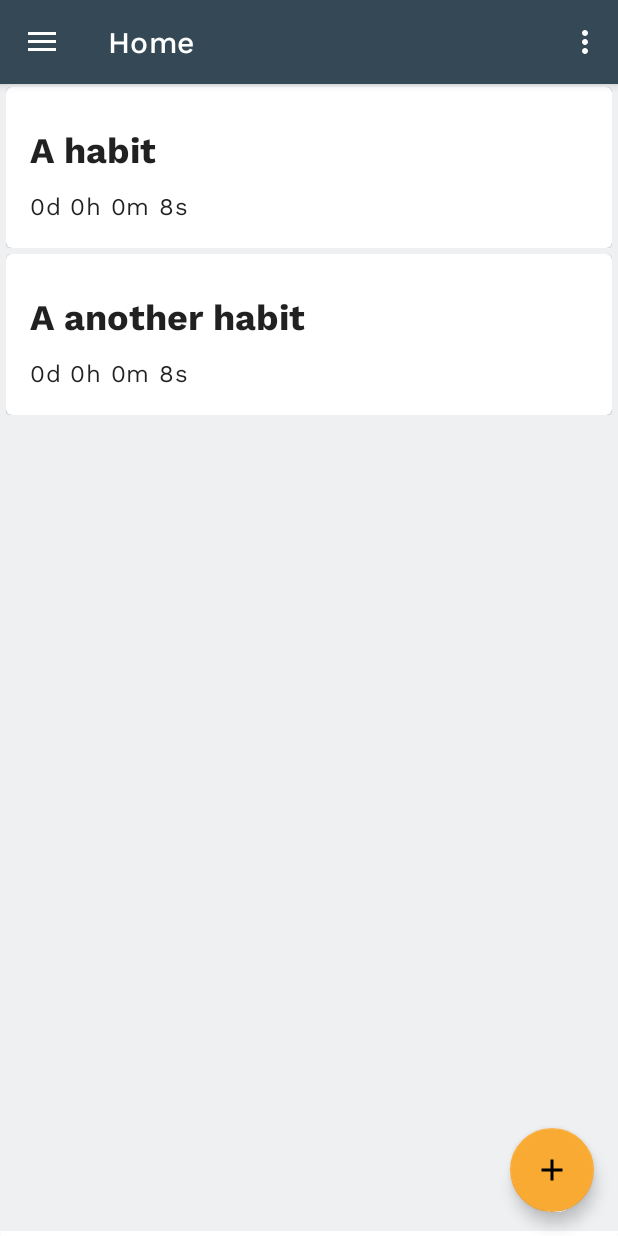
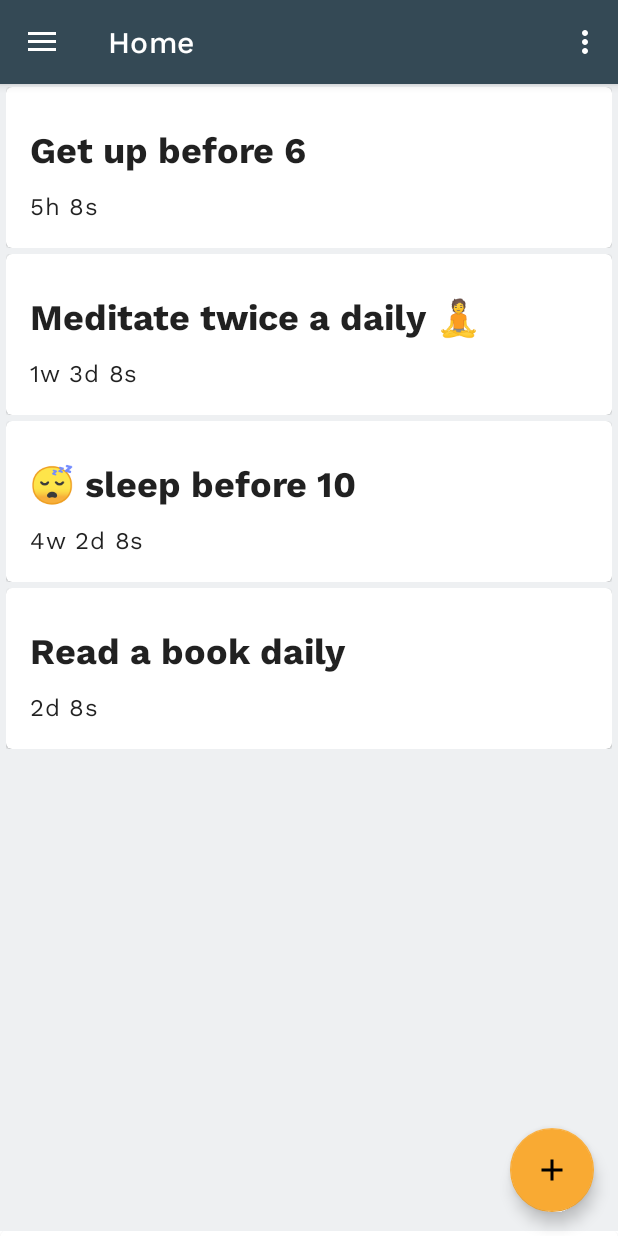
Before and after one commit to tsathis/GoodHabits, an Android app: the screen it shows after launch (MainActivity), on a phone screen of 412 x 824 dp. Run offline under Robolectric (Android 15) with nearby library versions, the phone set to English and light mode, and no system bars; our stand-ins replace Room's generated code, navigation-ui.

Commit message:
Add progress time formatter

```diff
--- a/app/src/main/java/com/github/tharindusathis/goodhabits/data/HabitDatabase.java
+++ b/app/src/main/java/com/github/tharindusathis/goodhabits/data/HabitDatabase.java
@@ -52,9 +52,11 @@ public abstract class HabitDatabase extends RoomDatabase {
                 // Populate the database in the background.
                 HabitDao dao = INSTANCE.habitDao();
                 dao.deleteAll();
-                // todo: remove
-                dao.insert(new Habit("A habit",new Date()));
-                dao.insert(new Habit("A another habit",new Date()));
+                // todo: remove [DEMO ONLY]
+                dao.insert(new Habit("Get up before 6", new Date(System.currentTimeMillis() - (long) 5 * 3600 * 1000)));
+                dao.insert(new Habit("Meditate twice a daily \uD83E\uDDD8", new Date(System.currentTimeMillis() - (long) 10 * 24 * 3600 * 1000)));
+                dao.insert(new Habit("\uD83D\uDE34 sleep before 10", new Date(System.currentTimeMillis() - (long) 30 * 24 * 3600 * 1000)));
+                dao.insert(new Habit("Read a book daily", new Date(System.currentTimeMillis() - (long) 2 * 24 * 3600 * 1000)));
             });
         }
     };
--- a/app/src/main/java/com/github/tharindusathis/goodhabits/ui/habit/HabitRecyclerViewAdapter.java
+++ b/app/src/main/java/com/github/tharindusathis/goodhabits/ui/habit/HabitRecyclerViewAdapter.java
@@ -11,6 +11,7 @@ import androidx.recyclerview.widget.RecyclerView;
 
 import com.github.tharindusathis.goodhabits.R;
 import com.github.tharindusathis.goodhabits.model.Habit;
+import com.github.tharindusathis.goodhabits.util.ProgressTimeFormatter;
 
 import org.jetbrains.annotations.NotNull;
 
@@ -60,20 +61,13 @@ public class HabitRecyclerViewAdapter extends RecyclerView.Adapter<HabitRecycler
             super(itemView);
             textViewHabitTitle = itemView.findViewById(R.id.text_habit_title);
             textHabitProgressTimer = itemView.findViewById(R.id.text_habit_progress_timer);
+            textViewHabitTitle.setText("");
+            textHabitProgressTimer.setText("");
         }
 
         public void setHabitProgressTime(long timeInMillis) {
             if (textHabitProgressTimer != null) {
-                long seconds = timeInMillis / 1000;
-                long minutes = seconds / 60;
-                long hours = minutes / 60;
-                long days = hours / 24;
-                String time = String.format(
-                        Locale.ENGLISH,
-                        "%dd %dh %dm %ds",
-                        days, hours % 24, minutes % 60, seconds % 60
-                );
-                textHabitProgressTimer.setText(time);
+                textHabitProgressTimer.setText(ProgressTimeFormatter.parse(timeInMillis));
             }
         }
 
--- /dev/null
+++ b/app/src/main/java/com/github/tharindusathis/goodhabits/util/ProgressTimeFormatter.java
@@ -0,0 +1,36 @@
+package com.github.tharindusathis.goodhabits.util;
+
+public final class ProgressTimeFormatter {
+
+    private ProgressTimeFormatter() {
+    }
+
+    public static String parse(long timeInMillis) {
+        if (timeInMillis <= 0) {
+            return "";
+        }
+        long seconds = timeInMillis / 1000;
+        long minutes = seconds / 60;
+        long hours = minutes / 60;
+        long days = hours / 24;
+        long weeks = days / 7;
+
+        StringBuilder formattedTimeStr = new StringBuilder();
+
+        if (weeks > 0) {
+            formattedTimeStr.append(weeks).append("w ");
+        }
+        if (days % 7  > 0) {
+            formattedTimeStr.append(days % 7).append("d ");
+        }
+        if (hours % 24 > 0) {
+            formattedTimeStr.append(hours % 24).append("h ");
+        }
+        if (minutes % 60 > 0) {
+            formattedTimeStr.append(minutes % 60).append("m ");
+        }
+        formattedTimeStr.append(seconds % 60).append("s");
+
+        return formattedTimeStr.toString();
+    }
+}
```
